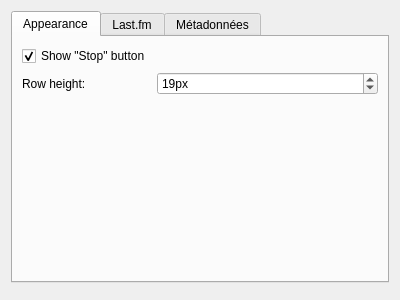
The window that Form/DialogPreferences.ui (isuhao/TMediaPlayer) describes before a commit, drawn with Qt 5.
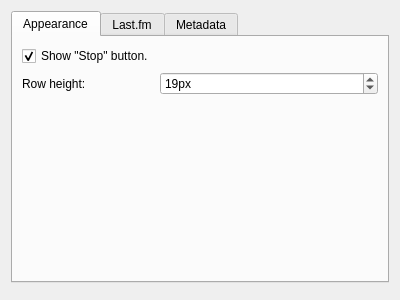
The same window after the commit.

```diff
--- a/Form/DialogPreferences.ui
+++ b/Form/DialogPreferences.ui
@@ -39,7 +39,7 @@
        <item row="0" column="0">
         <widget class="QCheckBox" name="editShowStopBtn">
          <property name="text">
-          <string>Show &quot;Stop&quot; button</string>
+          <string>Show &quot;Stop&quot; button.</string>
          </property>
          <property name="checked">
           <bool>true</bool>
@@ -148,7 +148,7 @@
      </widget>
      <widget class="QWidget" name="tabMetaData">
       <attribute name="title">
-       <string>Métadonnées</string>
+       <string>Metadata</string>
       </attribute>
       <layout class="QVBoxLayout" name="verticalLayout_2">
        <item>
```
